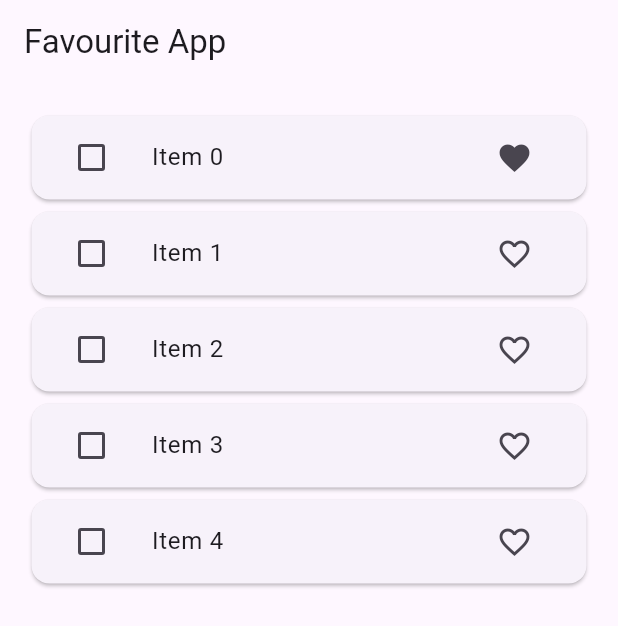
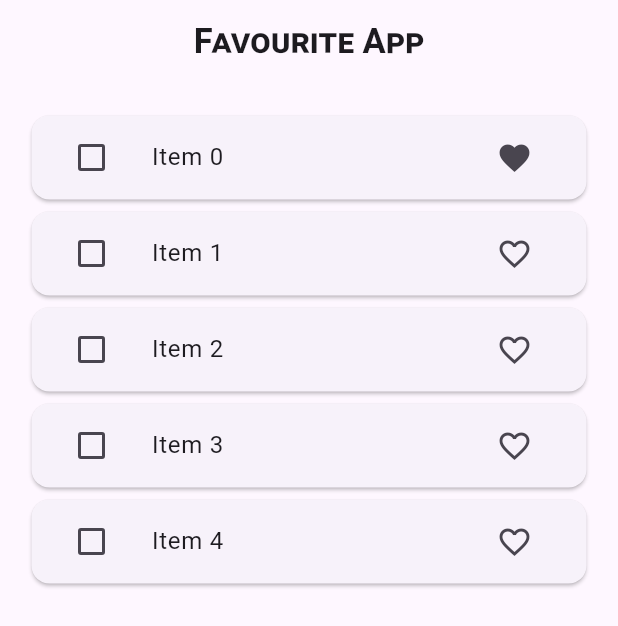
Before and after one commit to Priyankpanchal63/blocFavouriteApp, a Flutter app: the screen it shows after launch, after a tap on the "favorite outline" icon, on a phone screen of 412 x 824 dp. Shown: the top 626 px of the screen. Run offline on Flutter 3.47's test engine with Material 3 defaults, Android fonts, the phone set to English and light mode, and no system bars; our stand-ins replace bloc, flutter_bloc.

Commit message:
first commit

```diff
--- a/lib/bloc/favourite_app/favourite_bloc.dart
+++ b/lib/bloc/favourite_app/favourite_bloc.dart
@@ -25,23 +25,25 @@ class FavouriteBloc extends Bloc<FavouriteEvent, FavouriteItemState> {
         listStatus: ListStatus.sucess));
   }
 
-  void _addFavouriteItem(Favouriteitem event, Emitter<FavouriteItemState>emit) async {
+  void _addFavouriteItem(
+      Favouriteitem event, Emitter<FavouriteItemState> emit) async {
     final index =
         favouriteList.indexWhere((element) => element.id == event.item.id);
-   if(event.item.isFavourite){
-     if(temFavouriteList.contains(favouriteList[index])){
-       temFavouriteList.remove(favouriteList[index]);
-       temFavouriteList.add(event.item);
-     }
-   }
-   else{
-     if(temFavouriteList.contains(favouriteList[index])){
-       temFavouriteList.remove(favouriteList[index]);
-       temFavouriteList.add(event.item);
-     }
-   }
-     favouriteList[index]=event.item;
-    emit(state.copyWith(favouriteItemList: List.from(favouriteList)));
+    if (event.item.isFavourite) {
+      if (temFavouriteList.contains(favouriteList[index])) {
+        temFavouriteList.remove(favouriteList[index]);
+        temFavouriteList.add(event.item);
+      }
+    } else {
+      if (temFavouriteList.contains(favouriteList[index])) {
+        temFavouriteList.remove(favouriteList[index]);
+        temFavouriteList.add(event.item);
+      }
+    }
+    favouriteList[index] = event.item;
+    emit(state.copyWith(
+        favouriteItemList: List.from(favouriteList),
+        temFavouriteItemList: List.from(temFavouriteList)));
   }
 
   void _selectItem(event, emit) async {
@@ -66,5 +68,4 @@ class FavouriteBloc extends Bloc<FavouriteEvent, FavouriteItemState> {
       temFavouriteItemList: List.from(temFavouriteList),
     ));
   }
-
 }
--- a/lib/favourite_screen.dart
+++ b/lib/favourite_screen.dart
@@ -24,7 +24,11 @@ class _FavouriteScreenState extends State<FavouriteScreen> {
   Widget build(BuildContext context) {
     return Scaffold(
       appBar: AppBar(
-        title: Text('Favourite App'),
+        title: Center(child: Text('Favourite App',style: TextStyle(fontWeight: FontWeight.bold,fontSize: 23,fontFeatures: [
+          FontFeature('onum'), // Old-style numerals
+          FontFeature('smcp'),  // Enables small caps
+        ],
+        ),)),
         actions: [
           BlocBuilder<FavouriteBloc, FavouriteItemState>(
               builder: (context, state) {
```
